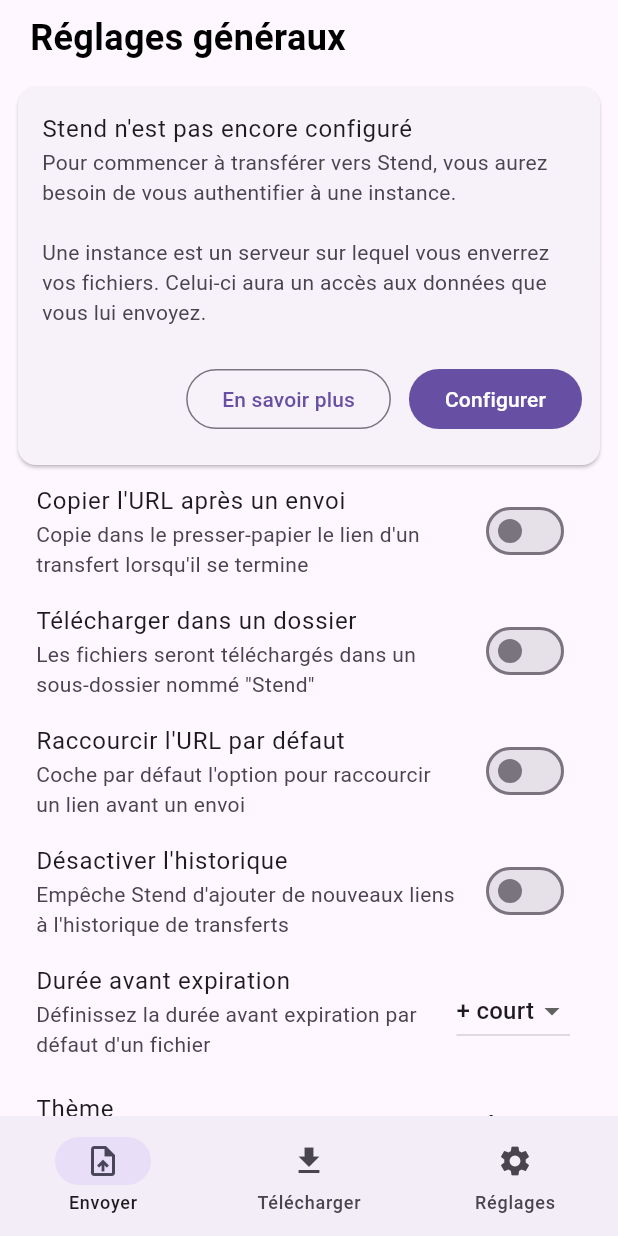
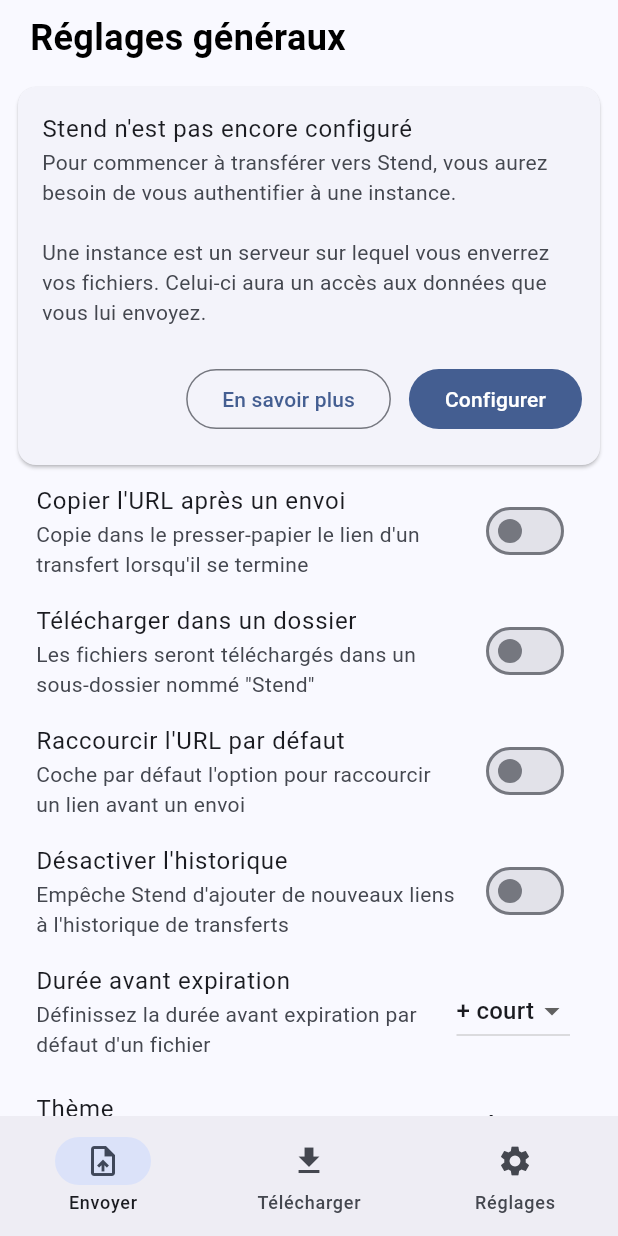
Before and after one commit to hoststend/stend-mobile, a Flutter app: the screen it shows after launch, swiped to page 3, on a phone screen of 412 x 824 dp. Run offline on Flutter 3.47's test engine with Material 3 defaults, Android fonts, the phone set to English and light mode, and no system bars; drawn by our look-alikes of dynamic_color; our stand-ins replace adaptive_dialog, dio, file_picker, flutter_colorpicker, get_storage, image_picker and 5 more; missing offline and left inert: qr_code_scanner; network calls fail.

Commit message:
Changer les couleurs MaterialYou sur iOS

```diff
--- a/lib/main.dart
+++ b/lib/main.dart
@@ -26,6 +26,7 @@
 class _MainAppState extends State<MainApp> {
   late PageController _pageController;
   late GetStorage box;
+
   bool firstBuildPassed = false;
   int _currentIndex = 0;
 
@@ -79,6 +80,17 @@
 
     return DynamicColorBuilder(
       builder: (lightColorScheme, darkColorScheme) {
+        if (lightColorScheme == null && darkColorScheme == null) {
+          lightColorScheme = ColorScheme.fromSeed(
+            seedColor: box.read('appColor') ?? Colors.blueAccent,
+            brightness: Brightness.light,
+          );
+          darkColorScheme = ColorScheme.fromSeed(
+            seedColor: box.read('appColor') ?? Colors.blueAccent,
+            brightness: Brightness.dark,
+          );
+        }
+
         return MaterialApp(
           title: 'Stend',
           themeMode: box.read('theme') == 'Système' ? ThemeMode.system : box.read('theme') == 'Clair' ? ThemeMode.light : box.read('theme') == 'Sombre' ? ThemeMode.dark : ThemeMode.system,
--- a/lib/pages/settings.dart
+++ b/lib/pages/settings.dart
@@ -9,6 +9,7 @@
 import 'package:adaptive_dialog/adaptive_dialog.dart';
 import 'package:get_storage/get_storage.dart';
 import 'package:package_info_plus/package_info_plus.dart';
+import 'package:flutter_colorpicker/flutter_colorpicker.dart';
 import 'package:http/http.dart' as http;
 import 'dart:convert';
 import 'package:lucide_icons/lucide_icons.dart';
@@ -547,6 +548,45 @@
                 ),
               ),
 
+              Platform.isIOS ? ListTile(
+                title: const Text("Choix des couleurs"),
+                subtitle: const Text("Choisissez une couleur clé qui sera utilisée dans l'appli"),
+                trailing: IconButton(
+                  onPressed: () async {
+                    HapticFeedback.lightImpact();
+                    await showDialog(
+                      context: context,
+                      builder: (BuildContext context) {
+                        return AlertDialog(
+                          title: const Text('Choix des couleurs'),
+                          content: SingleChildScrollView(
+                            child: ColorPicker(
+                              pickerColor: box.read('appColor') ?? Colors.blue,
+                              enableAlpha: false,
+                              hexInputBar: true,
+                              labelTypes: const [],
+                              onColorChanged: (Color color) {
+                                box.write('appColor', color);
+                              },
+                            ),
+                          ),
+                          actions: [
+                            ElevatedButton(
+                              child: const Text('Enregistrer'),
+                              onPressed: () {
+                                Navigator.of(context).pop();
+                                showSnackBar(context, "Le choix sera appliqué au prochain démarrage");
+                              },
+                            ),
+                          ],
+                        );
+                      },
+                    );
+                  },
+                  icon: const Icon(Icons.color_lens),
+                ),
+              ) : const SizedBox.shrink(),
+
               // Boutons d'actions
               const SizedBox(height: 12),
 
@@ -744,7 +784,7 @@
                     children: [
                       // Texte
                       Text(
-                        "Stend Mobile v${appVersion ?? ''} ― Développé par Johan",
+                        "Stend Mobile${appVersion != null ? ' v$appVersion' : ''} ― Développé par Johan",
                         style: TextStyle(
                           color: Theme.of(context).colorScheme.brightness == Brightness.dark ? Colors.white : Colors.black,
                         ),
--- a/pubspec.yaml
+++ b/pubspec.yaml
@@ -51,6 +51,7 @@
   lucide_icons: ^0.257.0
   html: ^0.15.4
   package_info_plus: ^4.2.0
+  flutter_colorpicker: ^1.0.3
 
 dev_dependencies:
   flutter_test:
```
